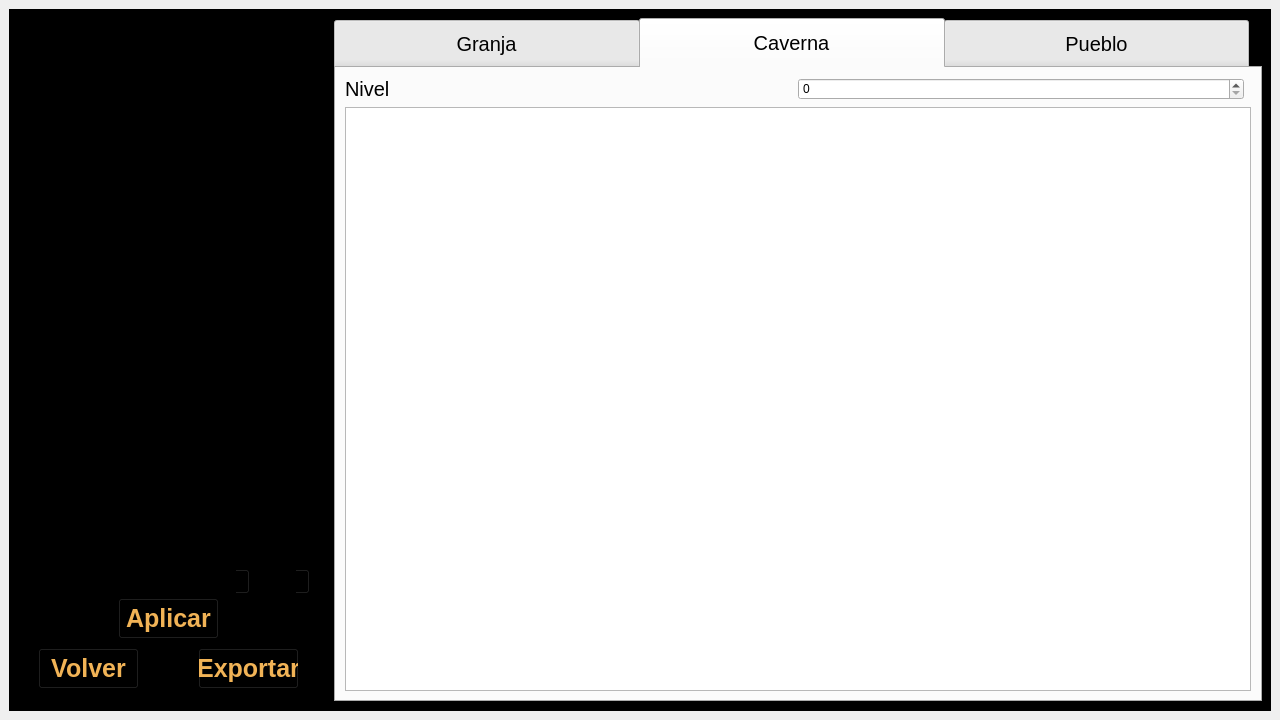
This is editor/ventanaeditor.ui in Nahuelfranco12/TP-TALLER-DE-PROGRAMACION-G9-2C26 as Qt 5 draws it before an edit. The edited form follows.
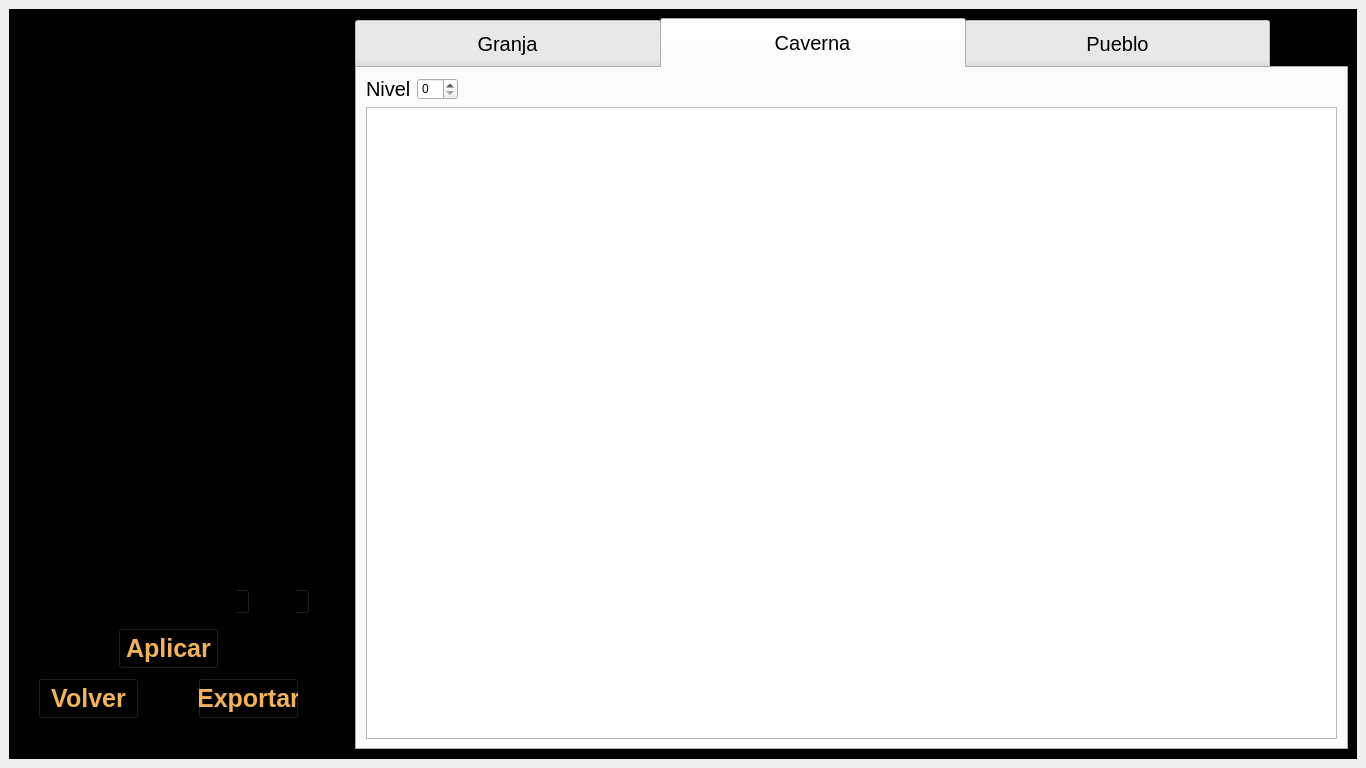
This is the edited form. The open tabs and pages were chosen to show the change. Icons and pictures are not drawn. Custom widgets are drawn as their Qt base class.

Diff of the .ui file:
```diff
--- a/editor/ventanaeditor.ui
+++ b/editor/ventanaeditor.ui
@@ -6,8 +6,8 @@
    <rect>
     <x>0</x>
     <y>0</y>
-    <width>1280</width>
-    <height>720</height>
+    <width>1366</width>
+    <height>768</height>
    </rect>
   </property>
   <property name="windowTitle">
@@ -167,7 +167,7 @@
             <rect>
              <x>0</x>
              <y>0</y>
-             <width>301</width>
+             <width>331</width>
              <height>41</height>
             </rect>
            </property>
@@ -184,7 +184,7 @@
            <property name="geometry">
             <rect>
              <x>20</x>
-             <y>630</y>
+             <y>660</y>
              <width>101</width>
              <height>41</height>
             </rect>
@@ -210,7 +210,7 @@
            <property name="geometry">
             <rect>
              <x>180</x>
-             <y>630</y>
+             <y>660</y>
              <width>101</width>
              <height>41</height>
             </rect>
@@ -237,8 +237,8 @@
             <rect>
              <x>0</x>
              <y>50</y>
-             <width>301</width>
-             <height>471</height>
+             <width>321</width>
+             <height>481</height>
             </rect>
            </property>
            <property name="styleSheet">
@@ -249,7 +249,7 @@
            <property name="geometry">
             <rect>
              <x>10</x>
-             <y>540</y>
+             <y>560</y>
              <width>161</width>
              <height>41</height>
             </rect>
@@ -267,7 +267,7 @@
            <property name="geometry">
             <rect>
              <x>250</x>
-             <y>550</y>
+             <y>570</y>
              <width>42</width>
              <height>27</height>
             </rect>
@@ -277,7 +277,7 @@
            <property name="geometry">
             <rect>
              <x>190</x>
-             <y>550</y>
+             <y>570</y>
              <width>42</width>
              <height>27</height>
             </rect>
@@ -287,7 +287,7 @@
            <property name="geometry">
             <rect>
              <x>180</x>
-             <y>530</y>
+             <y>550</y>
              <width>111</width>
              <height>21</height>
             </rect>
@@ -305,7 +305,7 @@
            <property name="geometry">
             <rect>
              <x>100</x>
-             <y>580</y>
+             <y>610</y>
              <width>101</width>
              <height>41</height>
             </rect>
@@ -381,7 +381,13 @@
               <item>
                <spacer name="espacioNivelCaverna">
                 <property name="orientation">
-                 <enum>Qt::Horizontal</enum>
+                 <enum>Qt::Orientation::Horizontal</enum>
+                </property>
+                <property name="sizeHint" stdset="0">
+                 <size>
+                  <width>0</width>
+                  <height>0</height>
+                 </size>
                 </property>
                </spacer>
               </item>
```
Left out of the diff: 10 changed lines with no effect on the pictures.
